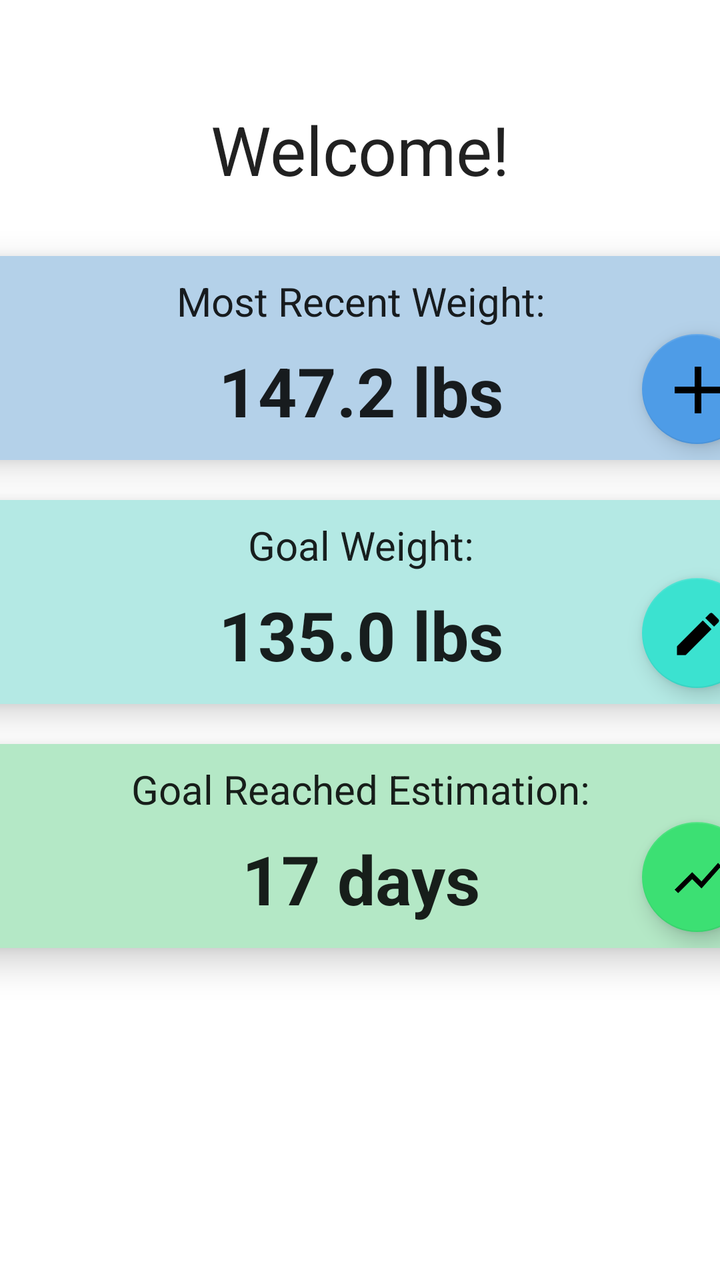
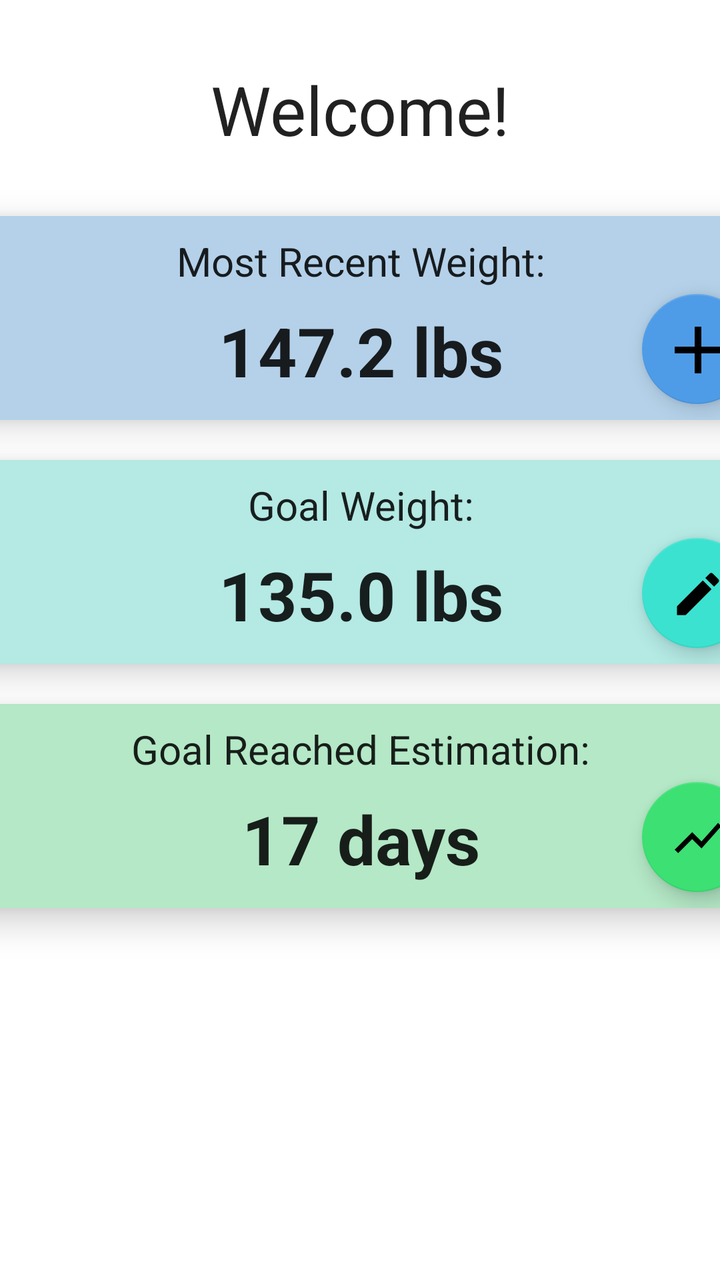

Two renders of the same Android screen: before a commit and after it. Below are the layout's source before the change and the commit's diff.
<!-- AndroidManifest.xml: application theme Theme.Turco_Michael_Weight_Tracking -->
<!-- res/layout/fragment_home.xml -->
<?xml version="1.0" encoding="utf-8"?>
<androidx.constraintlayout.widget.ConstraintLayout xmlns:android="http://schemas.android.com/apk/res/android"
    xmlns:app="http://schemas.android.com/apk/res-auto"
    xmlns:tools="http://schemas.android.com/tools"
    android:layout_width="match_parent"
    android:layout_height="match_parent"
    tools:context=".ui.home.HomeFragment">

    <TextView
        android:id="@+id/welcome"
        android:layout_width="347dp"
        android:layout_height="45dp"
        android:layout_marginStart="32dp"
        android:layout_marginTop="52dp"
        android:layout_marginEnd="32dp"
        android:gravity="center"
        android:text="@string/home_welcome"
        android:textAppearance="@style/TextAppearance.AppCompat.Large"
        android:textSize="34sp"
        app:layout_constraintEnd_toEndOf="parent"
        app:layout_constraintStart_toStartOf="parent"
        app:layout_constraintTop_toTopOf="parent" />

    <androidx.cardview.widget.CardView
        android:id="@+id/card_most_recent_weight"
        android:layout_width="407dp"
        android:layout_height="102dp"
        android:layout_marginStart="2dp"
        android:layout_marginTop="31dp"
        android:layout_marginEnd="2dp"
        app:cardBackgroundColor="@color/blue_light"
        app:cardCornerRadius="10dp"
        app:cardElevation="10dp"
        app:layout_constraintEnd_toEndOf="parent"
        app:layout_constraintStart_toStartOf="parent"
        app:layout_constraintTop_toBottomOf="@+id/welcome">

        <androidx.constraintlayout.widget.ConstraintLayout
            android:layout_width="match_parent"
            android:layout_height="match_parent">

            <TextView
                android:id="@+id/title_most_recent_weight"
                android:layout_width="match_parent"
                android:layout_height="45dp"
                android:gravity="center"
                android:text="@string/home_most_recent_weight"
                android:textAppearance="@style/TextAppearance.AppCompat.Large"
                android:textSize="20sp"
                app:layout_constraintEnd_toEndOf="parent"
                app:layout_constraintStart_toStartOf="parent"
                app:layout_constraintTop_toTopOf="parent" />

            <TextView
                android:id="@+id/most_recent_weight"
                android:layout_width="267dp"
                android:layout_height="48dp"
                android:layout_marginBottom="12dp"
                android:gravity="bottom|center"
                android:text="147.2 lbs"
                android:textAppearance="@style/TextAppearance.AppCompat.Large"
                android:textSize="34sp"
                android:textStyle="bold"
                app:layout_constraintBottom_toBottomOf="parent"
                app:layout_constraintEnd_toEndOf="parent"
                app:layout_constraintStart_toStartOf="parent" />

            <com.google.android.material.floatingactionbutton.FloatingActionButton
                android:id="@+id/add_weight"
                android:layout_width="62dp"
                android:layout_height="55dp"
                android:layout_marginEnd="8dp"
                android:layout_marginBottom="8dp"
                android:clickable="true"
                android:contentDescription="@string/title_new_weight"
                android:src="@drawable/ic_add_black_24dp"
                app:backgroundTint="@color/blue_medium"
                app:layout_constraintBottom_toBottomOf="parent"
                app:layout_constraintEnd_toEndOf="parent"
                app:maxImageSize="40dp" />
        </androidx.constraintlayout.widget.ConstraintLayout>

    </androidx.cardview.widget.CardView>

    <androidx.cardview.widget.CardView
        android:id="@+id/card_goal_weight"
        android:layout_width="407dp"
        android:layout_height="102dp"
        android:layout_marginStart="2dp"
        android:layout_marginTop="20dp"
        android:layout_marginEnd="2dp"
        app:cardBackgroundColor="@color/teal_light"
        app:cardCornerRadius="10dp"
        app:cardElevation="10dp"
        app:layout_constraintEnd_toEndOf="parent"
        app:layout_constraintStart_toStartOf="parent"
        app:layout_constraintTop_toBottomOf="@+id/card_most_recent_weight">

        <androidx.constraintlayout.widget.ConstraintLayout
            android:layout_width="match_parent"
            android:layout_height="match_parent">

            <TextView
                android:id="@+id/title_goal_weight"
                android:layout_width="match_parent"
                android:layout_height="45dp"
                android:gravity="center"
                android:text="@string/home_goal_weight"
                android:textAppearance="@style/TextAppearance.AppCompat.Large"
                android:textSize="20sp"
                app:layout_constraintEnd_toEndOf="parent"
                app:layout_constraintStart_toStartOf="parent"
                app:layout_constraintTop_toTopOf="parent" />

            <TextView
                android:id="@+id/goal_weight"
                android:layout_width="267dp"
                android:layout_height="48dp"
                android:layout_marginBottom="12dp"
                android:gravity="bottom|center"
                android:text="135.0 lbs"
                android:textAppearance="@style/TextAppearance.AppCompat.Large"
                android:textSize="34sp"
                android:textStyle="bold"
                app:layout_constraintBottom_toBottomOf="parent"
                app:layout_constraintEnd_toEndOf="parent"
                app:layout_constraintStart_toStartOf="parent" />

            <com.google.android.material.floatingactionbutton.FloatingActionButton
                android:id="@+id/edit_goal_weight"
                android:layout_width="62dp"
                android:layout_height="55dp"
                android:layout_marginEnd="8dp"
                android:layout_marginBottom="8dp"
                android:clickable="true"
                android:contentDescription="@string/title_new_weight"
                android:src="@drawable/ic_edit_black_24dp"
                app:backgroundTint="@color/teal_medium"
                app:layout_constraintBottom_toBottomOf="parent"
                app:layout_constraintEnd_toEndOf="parent"
                app:maxImageSize="28dp" />
        </androidx.constraintlayout.widget.ConstraintLayout>

    </androidx.cardview.widget.CardView>

    <androidx.cardview.widget.CardView
        android:id="@+id/card_estimated_time"
        android:layout_width="407dp"
        android:layout_height="102dp"
        android:layout_marginStart="2dp"
        android:layout_marginTop="20dp"
        android:layout_marginEnd="2dp"
        app:cardBackgroundColor="@color/lime_light"
        app:cardCornerRadius="10dp"
        app:cardElevation="10dp"
        app:layout_constraintEnd_toEndOf="parent"
        app:layout_constraintStart_toStartOf="parent"
        app:layout_constraintTop_toBottomOf="@+id/card_goal_weight">

        <androidx.constraintlayout.widget.ConstraintLayout
            android:layout_width="match_parent"
            android:layout_height="match_parent">

            <TextView
                android:id="@+id/title_estimated_time"
                android:layout_width="match_parent"
                android:layout_height="45dp"
                android:gravity="center"
                android:text="@string/title_estimated_time"
                android:textAppearance="@style/TextAppearance.AppCompat.Large"
                android:textSize="20sp"
                app:layout_constraintEnd_toEndOf="parent"
                app:layout_constraintStart_toStartOf="parent"
                app:layout_constraintTop_toTopOf="parent" />

            <TextView
                android:id="@+id/estimated_time"
                android:layout_width="267dp"
                android:layout_height="48dp"
                android:layout_marginBottom="12dp"
                android:gravity="bottom|center"
                android:text="17 days"
                android:textAppearance="@style/TextAppearance.AppCompat.Large"
                android:textSize="34sp"
                android:textStyle="bold"
                app:layout_constraintBottom_toBottomOf="parent"
                app:layout_constraintEnd_toEndOf="parent"
                app:layout_constraintStart_toStartOf="parent" />

            <com.google.android.material.floatingactionbutton.FloatingActionButton
                android:id="@+id/view_graph"
                android:layout_width="62dp"
                android:layout_height="55dp"
                android:layout_marginEnd="8dp"
                android:layout_marginBottom="8dp"
                android:clickable="true"
                android:contentDescription="@string/title_graph"
                android:src="@drawable/ic_chart_black_24dp"
                app:backgroundTint="@color/lime_medium"
                app:layout_constraintBottom_toBottomOf="parent"
                app:layout_constraintEnd_toEndOf="parent"
                app:maxImageSize="28dp" />
        </androidx.constraintlayout.widget.ConstraintLayout>

    </androidx.cardview.widget.CardView>

</androidx.constraintlayout.widget.ConstraintLayout>
<!-- resources referenced by this layout -->
<resources>
  <color name="blue_light">#B4D1E9</color>
  <color name="blue_medium">#4E9CE7</color>
  <color name="lime_light">#B4E8C6</color>
  <color name="lime_medium">#3CE073</color>
  <color name="teal_light">#B4E9E4</color>
  <color name="teal_medium">#3BE2D0</color>
  <!-- drawable ic_add_black_24dp (drawable) -->
  <vector xmlns:android="http://schemas.android.com/apk/res/android"
      android:height="24dp"
      android:tint="#000000"
      android:viewportHeight="24"
      android:viewportWidth="24"
      android:width="24dp">
  
      <path
          android:fillColor="@android:color/white"
          android:pathData="M19,13h-6v6h-2v-6H5v-2h6V5h2v6h6v2z" />
  
  </vector>
  <!-- drawable ic_chart_black_24dp (drawable) -->
  <vector xmlns:android="http://schemas.android.com/apk/res/android"
      android:autoMirrored="true"
      android:height="24dp"
      android:tint="#000000"
      android:viewportHeight="24"
      android:viewportWidth="24"
      android:width="24dp">
  
      <path
          android:fillColor="@android:color/white"
          android:pathData="M3.5,18.49l6,-6.01 4,4L22,6.92l-1.41,-1.41 -7.09,7.97 -4,-4L2,16.99z" />
  
  </vector>
  <!-- drawable ic_edit_black_24dp (drawable) -->
  <vector xmlns:android="http://schemas.android.com/apk/res/android"
      android:height="24dp"
      android:tint="#000000"
      android:viewportHeight="24"
      android:viewportWidth="24"
      android:width="24dp">
  
      <path
          android:fillColor="@android:color/white"
          android:pathData="M3,17.25V21h3.75L17.81,9.94l-3.75,-3.75L3,17.25zM20.71,7.04c0.39,-0.39 0.39,-1.02 0,-1.41l-2.34,-2.34c-0.39,-0.39 -1.02,-0.39 -1.41,0l-1.83,1.83 3.75,3.75 1.83,-1.83z" />
  
  </vector>
  <string name="home_goal_weight">Goal Weight:</string>
  <string name="home_most_recent_weight">Most Recent Weight:</string>
  <string name="home_welcome">Welcome!</string>
  <string name="title_estimated_time">Goal Reached Estimation:</string>
  <string name="title_graph">Weight History Graph</string>
  <string name="title_new_weight">New Weight</string>
  <style name="Theme.Turco_Michael_Weight_Tracking" parent="Theme.MaterialComponents.Light.DarkActionBar">
          
          <item name="colorPrimary">@color/blue_500</item>
          <item name="colorPrimaryVariant">@color/blue_700</item>
          <item name="colorOnPrimary">@color/white</item>
          
          <item name="colorSecondary">@color/teal_200</item>
          <item name="colorSecondaryVariant">@color/teal_700</item>
          <item name="colorOnSecondary">@color/black</item>
          
          <item name="android:statusBarColor">?attr/colorPrimaryVariant</item>
          
      </style>
  <color name="blue_500">#0077EE</color>
  <color name="blue_700">#0042B3</color>
  <color name="white">#FFFFFFFF</color>
  <color name="teal_200">#FF03DAC5</color>
  <color name="teal_700">#FF018786</color>
  <color name="black">#FF000000</color>
</resources>

<!-- the commit's change to res/layout/fragment_home.xml (unified diff, before → after) -->
@@ -11,7 +11,7 @@
         android:layout_width="347dp"
         android:layout_height="45dp"
         android:layout_marginStart="32dp"
-        android:layout_marginTop="52dp"
+        android:layout_marginTop="32dp"
         android:layout_marginEnd="32dp"
         android:gravity="center"
         android:text="@string/home_welcome"
